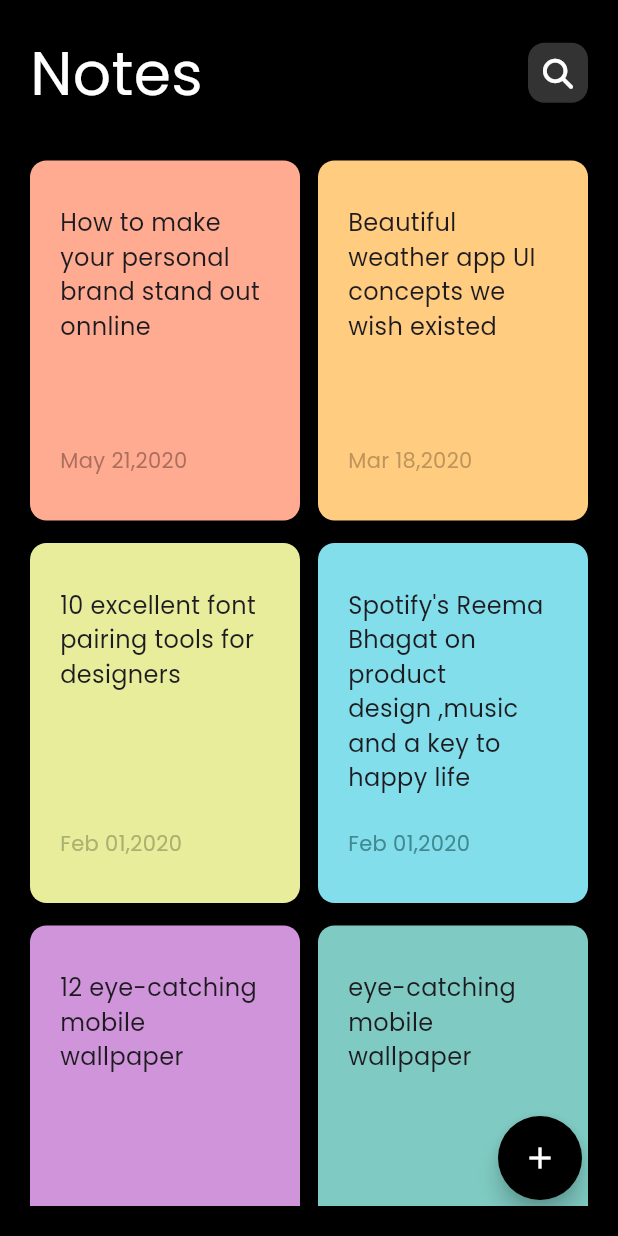
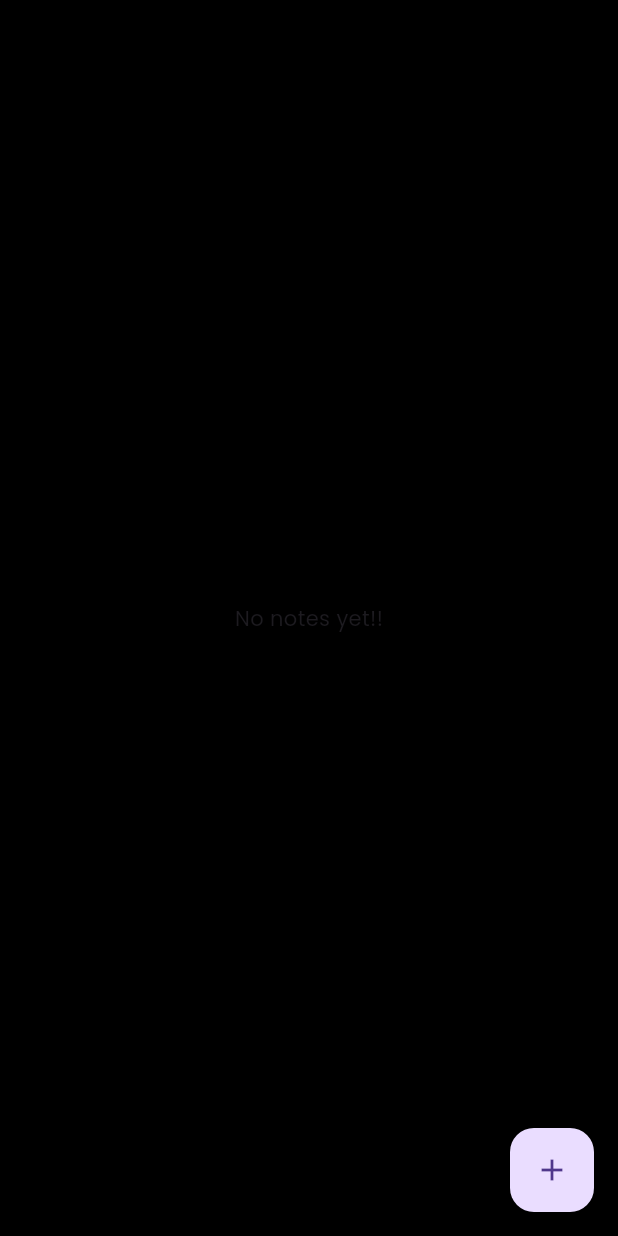
Before and after one commit to Tusharrr-03/Notes-App-Ui, a Flutter app: the screen it shows after launch, on a phone screen of 412 x 824 dp. Run offline on Flutter 3.47's test engine with Material 3 defaults, Android fonts, the phone set to English and light mode, and no system bars; our stand-ins replace font_awesome_flutter, sqflite; accounts and stored records are empty.

Commit message:
DataBase Connectivity

```diff
--- a/lib/db_helper.dart
+++ b/lib/db_helper.dart
@@ -0,0 +1,65 @@
+import 'dart:io';
+
+import 'package:path/path.dart';
+import 'package:path_provider/path_provider.dart';
+import 'package:sqflite/sqflite.dart';
+
+class DbHelper {
+  DbHelper._();
+
+  static DbHelper getInstance() => DbHelper._();
+  static const String TABLE_NOTES = '/notes';
+  static const String COLUMN_NOTES_ID = '/nId';
+  static const String COLUMN_NOTES_TITLE = '/nTitle';
+  static const String COLUMN_NOTES_DESC = '/nDesc';
+  static const String COLUMN_NOTES_CREATED_AT = '/nCreatedAt';
+
+  Database ? _db;
+
+
+  /// GET DATABASE FUNCTION
+  Future<Database>getDB() async{
+    _db ??= await openDB();
+    return openDB();
+
+    /*if(_db == null){
+      return _db!;
+    }else{
+      _db = await openDB();
+      return _db!;
+    }*/
+  }
+
+
+  /// OPEN DATABASE
+  Future <Database> openDB() async{
+    Directory appDocDir = await getApplicationDocumentsDirectory();
+    String dbPath =join(appDocDir.path, "notesDB.db");
+    return openDatabase(dbPath , onCreate: (db , version){
+      db.execute("CREATE TABLE $TABLE_NOTES($COLUMN_NOTES_ID integer primary key autoincrement, $COLUMN_NOTES_TITLE text, $COLUMN_NOTES_DESC text, $COLUMN_NOTES_CREATED_AT text)");
+    });
+  }
+
+
+  /// ADD VALUES TO THE DATABSE
+  Future<bool> addNotes({required String title , required String desc})async{
+    Database db = await getDB();
+
+     int rowsEffected = await db.insert(TABLE_NOTES, {
+      COLUMN_NOTES_TITLE : title,
+      COLUMN_NOTES_DESC : desc,
+      COLUMN_NOTES_CREATED_AT : DateTime.now().millisecondsSinceEpoch.toString(),
+    });
+
+     return rowsEffected>0;
+  }
+
+  /// FETCH VALUES FROM DATABASE
+  Future<List<Map<String ,dynamic>>> fetchNotes() async{
+    var db = await getDB();
+
+    List<Map<String ,dynamic>> mNotes = await db.query(TABLE_NOTES);
+    return mNotes;
+  }
+
+}
--- a/lib/home_page.dart
+++ b/lib/home_page.dart
@@ -1,124 +1,200 @@
 import 'package:flutter/cupertino.dart';
 import 'package:flutter/material.dart';
 import 'package:font_awesome_flutter/font_awesome_flutter.dart';
+import 'package:notes_ui/db_helper.dart';
 
-List<Map<String , dynamic>> mNotes = [
+/*List<Map<String, dynamic>> mNotes = [
   {
-    'title' : 'How to make your personal brand stand out onnline',
-    'date' : 'May 21,2020',
-    'color' : Color(0xffFFAB91),
-    'text color' : Color(0xffAC6E5D),
+    'title': 'How to make your personal brand stand out onnline',
+    'date': 'May 21,2020',
+    'color': const Color(0xffFFAB91),
+    'text color': const Color(0xffAC6E5D),
   },
   {
-    'title' : 'Beautiful weather app UI concepts we wish existed',
-    'date' : 'Mar 18,2020',
-    'color' : Color(0xffFFCC80),
-    'text color' : Color(0xffBE965B),
+    'title': 'Beautiful weather app UI concepts we wish existed',
+    'date': 'Mar 18,2020',
+    'color': const Color(0xffFFCC80),
+    'text color': const Color(0xffBE965B),
   },
   {
-    'title' : '10 excellent font pairing tools for designers',
-    'date' : 'Feb 01,2020',
-    'color' : Color(0xffE7ED9B),
-    'text color' : Color(0xffABB170),
+    'title': '10 excellent font pairing tools for designers',
+    'date': 'Feb 01,2020',
+    'color': const Color(0xffE7ED9B),
+    'text color': const Color(0xffABB170),
   },
   {
-    'title' : 'Spotify\'s Reema Bhagat on product design ,music and a key to happy life ',
-    'date' : 'Feb 01,2020',
-    'color' : Color(0xff81DEEA),
-    'text color' : Color(0xff418991),
+    'title':
+        'Spotify\'s Reema Bhagat on product design ,music and a key to happy life ',
+    'date': 'Feb 01,2020',
+    'color': const Color(0xff81DEEA),
+    'text color': const Color(0xff418991),
   },
   {
-    'title' : '12 eye-catching mobile wallpaper',
-    'date' : 'Feb 01,2020',
-    'color' : Color(0xffCF94DA),
-    'text color' : Color(0xff8D6296),
+    'title': '12 eye-catching mobile wallpaper',
+    'date': 'Feb 01,2020',
+    'color': const Color(0xffCF94DA),
+    'text color': const Color(0xff8D6296),
   },
   {
-    'title' : 'eye-catching mobile wallpaper',
-    'date' : 'Feb 01,2020',
-    'color' : Color(0xff7FCBC3),
-    'text color' : Color(0xffAC6E5D),
+    'title': 'eye-catching mobile wallpaper',
+    'date': 'Feb 01,2020',
+    'color': const Color(0xff7FCBC3),
+    'text color': const Color(0xffAC6E5D),
   },
   {
-    'title' : 'Design for Good: Join The Face Mask Challenge',
-    'date' : 'Feb 01,2020',
-    'color' : Color(0xffF48FB1),
-    'text color' : Color(0xffAC6E5D),
+    'title': 'Design for Good: Join The Face Mask Challenge',
+    'date': 'Feb 01,2020',
+    'color': const Color(0xffF48FB1),
+    'text color': const Color(0xffAC6E5D),
   },
   {
-    'title' : 'Guruji yeh Floating button right side me align nhi ho rha.',
-    'date' : 'Feb 01,2020',
-    'color' : Color(0xffF48FB1),
-    'text color' : Color(0xffAC6E5D),
+    'title': 'Guruji yeh Floating button right side me align nhi ho rha.',
+    'date': 'Feb 01,2020',
+    'color': const Color(0xffF48FB1),
+    'text color': const Color(0xffAC6E5D),
   },
-];
+];*/
 
-class HomePage extends StatelessWidget{
+
+List<Map<String , dynamic>> mData = [];
+
+class HomePage extends StatefulWidget {
+  @override
+  State<HomePage> createState() => _HomePageState();
+}
+
+class _HomePageState extends State<HomePage> {
+  DbHelper ?mDB;
+
+  @override
+  void initState() {
+    super.initState();
+    mDB = DbHelper.getInstance();
+    getAllNotes();
+  }
+
+  void getAllNotes()async{
+    mData = await mDB!.fetchNotes();
+    setState(() {
+
+    });
+  }
+
   @override
   Widget build(BuildContext context) {
     return Scaffold(
       backgroundColor: Colors.black,
-      body: Padding(
-        padding: const EdgeInsets.symmetric(horizontal: 20 , vertical: 20),
-        child: SafeArea(
-          child: SingleChildScrollView(
-            child: Column(
-              children: [
-                Row(
-                  mainAxisAlignment: MainAxisAlignment.spaceBetween,
-                  children: [
-                    Text("Notes" , style: TextStyle(color: Colors.white , fontSize: 40),),
-                    Container(
-                      width: 40,
-                      height: 40,
-                      alignment: Alignment.center,
-                      decoration: BoxDecoration(
-                        color: Colors.white.withOpacity(0.2),
-                        borderRadius: BorderRadius.circular(11),
-                      ),
-                      child: FaIcon(FontAwesomeIcons.search , color: Colors.white, size: 20,),
-                    )
-                  ],
-                ),
-                SizedBox(height: 30,),
-                GridView.builder(
-                  shrinkWrap: true,
-                    gridDelegate: SliverGridDelegateWithFixedCrossAxisCount(
-                        crossAxisCount: 2,
-                      mainAxisSpacing: 15,
-                      crossAxisSpacing: 12,
-                      childAspectRatio: 9/12,
-                    ),
-                    itemCount: mNotes.length,
-                    itemBuilder: (context , index){
-                      return Container(
-                        decoration: BoxDecoration(
-                          color: mNotes[index]['color'],
-                          borderRadius: BorderRadius.circular(11),
-                        ),
-                        child: Padding(
-                          padding: const EdgeInsets.symmetric(horizontal: 20, vertical: 30),
-                          child: Column(
-                            crossAxisAlignment: CrossAxisAlignment.start,
-                            children: [
-                              Text(mNotes[index]['title'] , style: TextStyle(fontSize: 16),),
-                              Expanded(child: SizedBox(height: 10,)),
-                              Text(mNotes[index]['date'] , style: TextStyle(color: mNotes[index]['text color']),),
-                            ],
-                          ),
-                        ),
-                      );
-                    },
-                ),
-              ],
-            ),
-          ),
-        ),
+      body: mData.isNotEmpty ? ListView.builder(
+        itemCount: mData.length,
+          itemBuilder: (_ , index)
+          {
+            ListTile(
+              title: Text(mData[index][DbHelper.COLUMN_NOTES_TITLE]),
+              subtitle: Text(mData[index][DbHelper.COLUMN_NOTES_DESC]),
+            );
+      }) : Center(
+        child: Text("No notes yet!!"),
       ),
-      floatingActionButton: Padding(
-        padding: const EdgeInsets.all(8.0),
-        child: FloatingActionButton(onPressed: (){}, shape: RoundedRectangleBorder(borderRadius: BorderRadius.circular(30)) , backgroundColor: Colors.black , foregroundColor: Color(0xffffffff) , child: Icon(Icons.add),),
+      floatingActionButton: FloatingActionButton(onPressed: ()async{
+        bool check = await mDB!.addNotes(title: "New Note", desc: "Welcome to Jodhpur");
+
+        if(check){
+          print("Note Added");
+          getAllNotes();
+        }
+
+      }, child: Icon(Icons.add),
       ),
     );
   }
 }
+
+
+/// Padding(
+//         padding: const EdgeInsets.symmetric(horizontal: 20, vertical: 20),
+//         child: SafeArea(
+//           child: SingleChildScrollView(
+//             child: Column(
+//               children: [
+//                 Row(
+//                   mainAxisAlignment: MainAxisAlignment.spaceBetween,
+//                   children: [
+//                     const Text(
+//                       "Notes",
+//                       style: TextStyle(color: Colors.white, fontSize: 40),
+//                     ),
+//                     Container(
+//                       width: 40,
+//                       height: 40,
+//                       alignment: Alignment.center,
+//                       decoration: BoxDecoration(
+//                         color: Colors.white.withOpacity(0.2),
+//                         borderRadius: BorderRadius.circular(11),
+//                       ),
+//                       child: const FaIcon(
+//                         FontAwesomeIcons.search,
+//                         color: Colors.white,
+//                         size: 20,
+//                       ),
+//                     )
+//                   ],
+//                 ),
+//                 const SizedBox(
+//                   height: 30,
+//                 ),
+//                 GridView.builder(
+//                   shrinkWrap: true,
+//                   gridDelegate: const SliverGridDelegateWithFixedCrossAxisCount(
+//                     crossAxisCount: 2,
+//                     mainAxisSpacing: 15,
+//                     crossAxisSpacing: 12,
+//                     childAspectRatio: 9 / 12,
+//                   ),
+//                   itemCount: mNotes.length,
+//                   itemBuilder: (context, index) {
+//                     return Container(
+//                       decoration: BoxDecoration(
+//                         color: mNotes[index]['color'],
+//                         borderRadius: BorderRadius.circular(11),
+//                       ),
+//                       child: Padding(
+//                         padding: const EdgeInsets.symmetric(
+//                             horizontal: 20, vertical: 30),
+//                         child: Column(
+//                           crossAxisAlignment: CrossAxisAlignment.start,
+//                           children: [
+//                             Text(
+//                               mNotes[index]['title'],
+//                               style: const TextStyle(fontSize: 16),
+//                             ),
+//                             const Expanded(
+//                                 child: SizedBox(
+//                               height: 10,
+//                             )),
+//                             Text(
+//                               mNotes[index]['date'],
+//                               style:
+//                                   TextStyle(color: mNotes[index]['text color']),
+//                             ),
+//                           ],
+//                         ),
+//                       ),
+//                     );
+//                   },
+//                 ),
+//               ],
+//             ),
+//           ),
+//         ),
+//       ),
+//       floatingActionButton: Padding(
+//         padding: const EdgeInsets.all(8.0),
+//         child: FloatingActionButton(
+//           onPressed: () {},
+//           shape:
+//               RoundedRectangleBorder(borderRadius: BorderRadius.circular(30)),
+//           backgroundColor: Colors.black,
+//           foregroundColor: const Color(0xffffffff),
+//           child: const Icon(Icons.add),
+//         ),
+//       ),
--- a/lib/main.dart
+++ b/lib/main.dart
@@ -8,6 +8,8 @@ void main(){
   runApp(NotesApp());
 }
 class NotesApp extends StatelessWidget{
+  const NotesApp({super.key});
+
   @override
   Widget build(BuildContext context) {
     return MaterialApp(
--- a/lib/page1.dart
+++ b/lib/page1.dart
@@ -2,6 +2,8 @@ import 'package:flutter/cupertino.dart';
 import 'package:flutter/material.dart';
 
 class PageOne extends StatelessWidget{
+  const PageOne({super.key});
+
   @override
   Widget build(BuildContext context) {
     return Scaffold(
@@ -23,7 +25,7 @@ class PageOne extends StatelessWidget{
                          color: Colors.white.withOpacity(0.2),
                          borderRadius: BorderRadius.circular(11),
                        ),
-                       child: Icon(Icons.arrow_back_ios_new , color: Colors.white,),
+                       child: const Icon(Icons.arrow_back_ios_new , color: Colors.white,),
                      ),
                     Stack(
                       children: [
@@ -42,11 +44,11 @@ class PageOne extends StatelessWidget{
                       ],
                     )
                   ],
-                ),SizedBox(height: 30,),
-                Text("Beautiful weather app Ul concepts we wish existed" , style: TextStyle(color: Colors.white , fontSize: 32),),SizedBox(height: 20,),
-                Text("May 21, 2020" , style: TextStyle(color: Colors.grey),),SizedBox(height: 20,),
-                Text("ho would have thought there could be so many creative ways to tell the temperature? Today's daily dose of design inspiration is all about the weather. In this collection of Ul designs, we're sharing a handful of beautiful mobile weather app concepts that we wish existed in real life.", style: TextStyle(color: Colors.white , fontSize: 18 , height: 2),),SizedBox(height: 20,),
-                Text("Weather apps are quite the popular interface theme for designers to explore. But don't let these effortlessly clean designs fool you. When it comes to the weather, there's a lot of data designers have to arrange which can be quite a challenge. Regardless, it's a great way to practice your Ul skills. We" , style: TextStyle(color: Colors.white , fontSize: 18 , height: 2),)
+                ),const SizedBox(height: 30,),
+                const Text("Beautiful weather app Ul concepts we wish existed" , style: TextStyle(color: Colors.white , fontSize: 32),),const SizedBox(height: 20,),
+                const Text("May 21, 2020" , style: TextStyle(color: Colors.grey),),const SizedBox(height: 20,),
+                const Text("ho would have thought there could be so many creative ways to tell the temperature? Today's daily dose of design inspiration is all about the weather. In this collection of Ul designs, we're sharing a handful of beautiful mobile weather app concepts that we wish existed in real life.", style: TextStyle(color: Colors.white , fontSize: 18 , height: 2),),const SizedBox(height: 20,),
+                const Text("Weather apps are quite the popular interface theme for designers to explore. But don't let these effortlessly clean designs fool you. When it comes to the weather, there's a lot of data designers have to arrange which can be quite a challenge. Regardless, it's a great way to practice your Ul skills. We" , style: TextStyle(color: Colors.white , fontSize: 18 , height: 2),)
               ],
             ),
           ),
--- a/pubspec.yaml
+++ b/pubspec.yaml
@@ -36,6 +36,9 @@ dependencies:
   # Use with the CupertinoIcons class for iOS style icons.
   cupertino_icons: ^1.0.8
   font_awesome_flutter: ^10.8.0
+  sqflite: ^2.4.1
+  path_provider: ^2.1.5
+  path: ^1.9.0
 
 dev_dependencies:
   flutter_test:
```
Also changed, not shown: lib/new_page.dart (+9 -7 lines), pubspec.lock, 2 other files.
